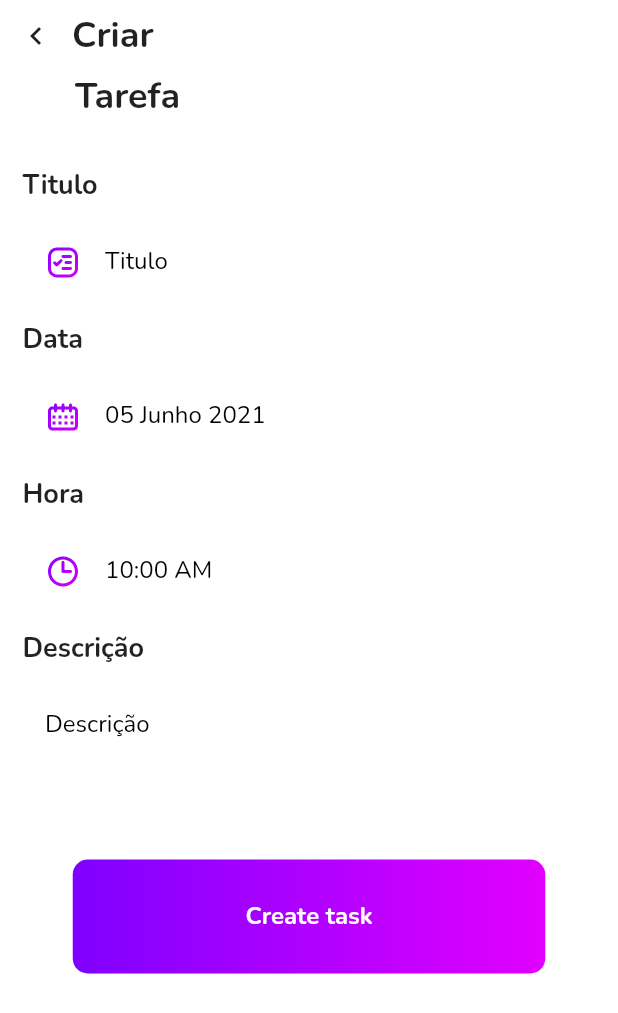
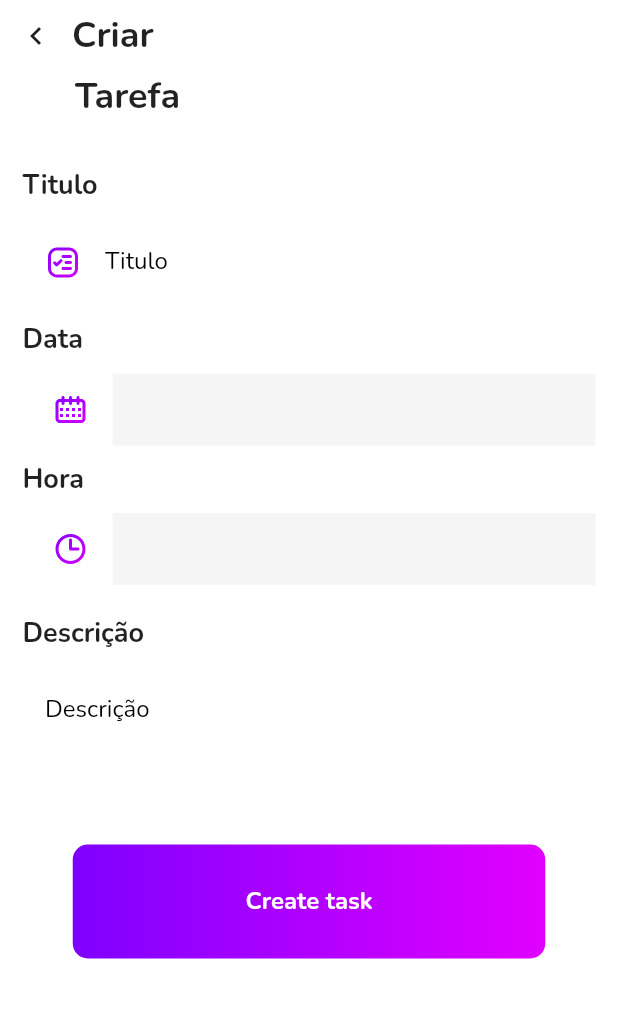
Before and after one commit to CarlosYanBezerraVieira/To_do_List, a Flutter app: the CreateTaskPage screen opened by its route, on a phone screen of 412 x 824 dp. Shown: the top 1013 px of the screen. Run offline on Flutter 3.47's test engine with Material 2 defaults, Android fonts, the phone set to English and light mode, and no system bars; drawn by our look-alikes of date_time_picker; our stand-ins replace flutter_svg, get, google_fonts, mask_text_input_formatter, sqflite; accounts and stored records are empty.

Commit message:
using datepicker widget to create task

```diff
--- a/lib/modules/create_task/widgets/body_create/create_body.dart
+++ b/lib/modules/create_task/widgets/body_create/create_body.dart
@@ -1,10 +1,12 @@
+import 'package:date_time_picker/date_time_picker.dart';
 import 'package:flutter/material.dart';
+import 'package:flutter_svg/svg.dart';
 import 'package:get/get.dart';
 import 'package:google_fonts/google_fonts.dart';
 import 'package:to_do_list/Shared/values/icons_svg.dart';
-import 'package:to_do_list/Shared/values/mask_form.dart';
 import 'package:to_do_list/modules/create_task/create_task_controller.dart';
 import 'package:to_do_list/Shared/widget/item_form.dart';
+import '../../../../Shared/widget/date_picker_widget.dart';
 import '../../create_task_controller.dart';
 
 class BodyCreaTask extends GetView<CreateTaskController> {
@@ -50,11 +52,15 @@ class BodyCreaTask extends GetView<CreateTaskController> {
                 ),
                 Padding(
                   padding: const EdgeInsets.only(top: 10, bottom: 10),
-                  child: ItemForm(
-                    inputFormatters: [MaskForm().maskFormatterDateTime],
+                  child: DatePickerWidget(
                     controller: controller.datatimeController,
-                    icons: IconsSvg.iconCalendar,
-                    label: label[1],
+                    dateTimePickerType: DateTimePickerType.date,
+                    typeEntry: DatePickerEntryMode.calendar,
+                    icon: SizedBox(
+                      width: 24,
+                      height: 24,
+                      child: SvgPicture.asset(IconsSvg.iconCalendar),
+                    ),
                   ),
                 ),
                 Text(
@@ -66,13 +72,15 @@ class BodyCreaTask extends GetView<CreateTaskController> {
                   )),
                 ),
                 Padding(
-                  padding: const EdgeInsets.only(top: 10, bottom: 10),
-                  child: ItemForm(
-                    inputFormatters: [MaskForm().maskFormatterTime],
-                    maxLines: 1,
+                  padding: const EdgeInsets.only(top: 10, bottom: 20),
+                  child: DatePickerWidget(
                     controller: controller.timeController,
-                    icons: IconsSvg.iconTime,
-                    label: label[2],
+                    icon: SizedBox(
+                      width: 24,
+                      height: 24,
+                      child: SvgPicture.asset(IconsSvg.iconTime),
+                    ),
+                    dateTimePickerType: DateTimePickerType.time,
                   ),
                 ),
                 Text(
```
